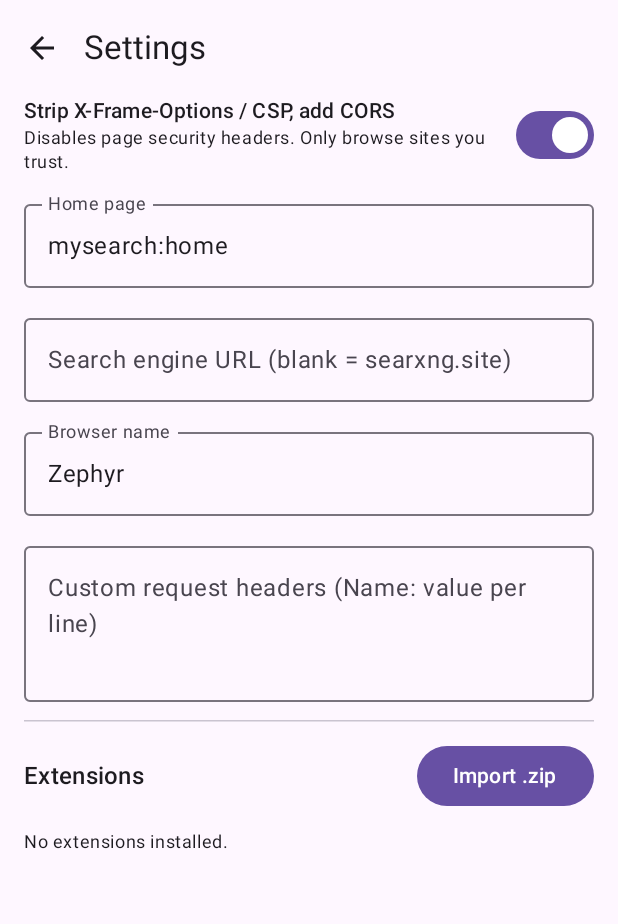
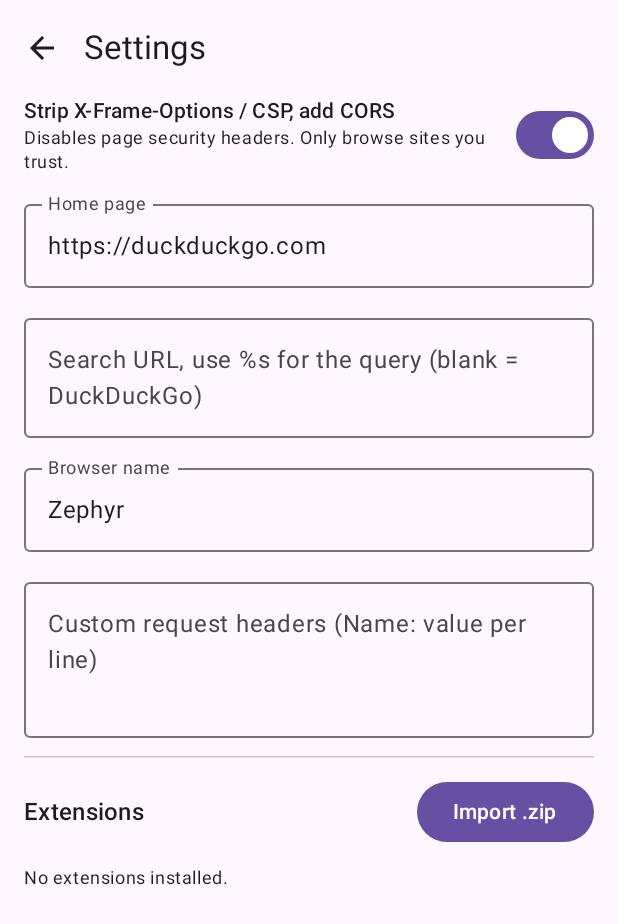
Before and after one commit to ankitgoelgopal-dotcom/Bhanurepo, an Android app built with Jetpack Compose: the screen it shows after launch (MainActivity), after a tap on "Settings", on a phone screen of 412 x 824 dp. Shown: the top 924 px of the screen. Run offline under Robolectric (Android 15) with nearby library versions, the phone set to English and light mode, and no system bars; pictures from the network do not load.

Commit message:
Use DuckDuckGo as default search and home page, remove SearXNG routing

```diff
--- a/app/src/main/java/com/example/freebrowser/BrowserTab.kt
+++ b/app/src/main/java/com/example/freebrowser/BrowserTab.kt
@@ -13,7 +13,7 @@ import okhttp3.OkHttpClient
 import okhttp3.Request
 import org.json.JSONObject
 
-const val DEFAULT_SEARCH = "https://searxng.site"
+const val DEFAULT_SEARCH = "https://duckduckgo.com/?q=%s"
 const val INTERNAL = "https://mysearch.local/"
 
 class BrowserTab(ctx: Context, private val prefs: Prefs, private val ext: ExtensionManager) {
@@ -49,11 +49,11 @@ class BrowserTab(ctx: Context, private val prefs: Prefs, private val ext: Extens
         else search(t, 1)
     }
 
-    /** Routes a text query to a public SearXNG instance (Settings can override the base URL). */
+    /** Text queries go to DuckDuckGo by default; Settings can override with a URL containing %s. */
     fun search(q: String, page: Int) {
-        val base = prefs.searchServer.trim().trimEnd('/').ifEmpty { DEFAULT_SEARCH }
+        val tpl = prefs.searchServer.trim().ifEmpty { DEFAULT_SEARCH }
         val encoded = URLEncoder.encode(q, "UTF-8")
-        web.loadUrl("$base/search?q=$encoded" + if (page > 1) "&pageno=$page" else "")
+        web.loadUrl(if (tpl.contains("%s")) tpl.replace("%s", encoded) else tpl + encoded)
     }
 
     inner class Bridge {
--- a/app/src/main/java/com/example/freebrowser/MainActivity.kt
+++ b/app/src/main/java/com/example/freebrowser/MainActivity.kt
@@ -147,7 +147,7 @@ fun SettingsScreen(prefs: Prefs, ext: ExtensionManager, onBack: () -> Unit) {
                 }
             }
             item { OutlinedTextField(home, { home = it; prefs.home = it }, label = { Text("Home page") }, singleLine = true, modifier = Modifier.fillMaxWidth()) }
-            item { OutlinedTextField(server, { server = it; prefs.searchServer = it }, label = { Text("Search engine URL (blank = searxng.site)") }, singleLine = true, modifier = Modifier.fillMaxWidth()) }
+            item { OutlinedTextField(server, { server = it; prefs.searchServer = it }, label = { Text("Search URL, use %s for the query (blank = DuckDuckGo)") }, singleLine = true, modifier = Modifier.fillMaxWidth()) }
             item { OutlinedTextField(appName, { appName = it; prefs.appName = it }, label = { Text("Browser name") }, singleLine = true, modifier = Modifier.fillMaxWidth()) }
             item {
                 OutlinedTextField(headers, { headers = it; prefs.headersText = it },
--- a/app/src/main/java/com/example/freebrowser/Prefs.kt
+++ b/app/src/main/java/com/example/freebrowser/Prefs.kt
@@ -9,7 +9,7 @@ class Prefs(ctx: Context) {
         get() = sp.getBoolean("bypass", true)
         set(v) = sp.edit().putBoolean("bypass", v).apply()
     var home: String
-        get() = sp.getString("home", "mysearch:home") ?: ""
+        get() = sp.getString("home", "https://duckduckgo.com") ?: ""
         set(v) = sp.edit().putString("home", v).apply()
     /** Search URL template; %s is replaced by the encoded query. */
     var search: String
```
Also changed, not shown: 1 other file.
